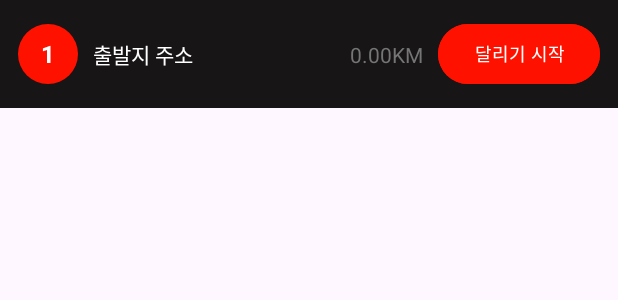
After one commit to xongeeuse/drawrun, an Android app: the layout item_section_info.xml on its own in the app's theme, with its tools: preview values and no code run, on a phone screen of 412 x 824 dp. The commit adds this screen. Shown: the top 300 px of the screen. Run offline under Robolectric (Android 15) with nearby library versions, the phone set to English and light mode, and no system bars; network calls fail.

Commit message:
[FE] feat : 걸작 구간별 정보 받아오기

```diff
--- a/android/DrawRun/app/src/main/java/com/example/drawrun/ui/masterpiece/fragment/MasterpieceSearchFragment.kt
+++ b/android/DrawRun/app/src/main/java/com/example/drawrun/ui/masterpiece/fragment/MasterpieceSearchFragment.kt
@@ -1,6 +1,7 @@
 package com.example.drawrun.ui.masterpiece.fragment
 
 import android.os.Bundle
+import android.util.Log
 import android.view.LayoutInflater
 import android.view.View
 import android.view.ViewGroup
@@ -67,6 +68,7 @@ class MasterpieceSearchFragment : Fragment() {
     }
 
     private fun navigateToDetail(masterpiece: Masterpiece) {
+        Log.d("masterpiecemasterpiece", "navigate 실행하면서 데이터 전달: ${masterpiece}")
         val fragment = MasterpieceDetailFragment().apply {
             arguments = Bundle().apply {
                 putSerializable("masterpiece", masterpiece) // 데이터 전달
--- /dev/null
+++ b/android/DrawRun/app/src/main/res/drawable/circle_background.xml
@@ -0,0 +1,5 @@
+<?xml version="1.0" encoding="utf-8"?>
+<shape xmlns:android="http://schemas.android.com/apk/res/android">
+    <solid android:color="@color/red" /> <!-- 배경색 -->
+    <corners android:radius="20dp" /> <!-- 원형 모서리 -->
+</shape>
--- /dev/null
+++ b/android/DrawRun/app/src/main/res/layout/item_section_info.xml
@@ -0,0 +1,64 @@
+<?xml version="1.0" encoding="utf-8"?>
+<androidx.constraintlayout.widget.ConstraintLayout
+    xmlns:android="http://schemas.android.com/apk/res/android"
+    xmlns:app="http://schemas.android.com/apk/res-auto"
+    android:layout_width="match_parent"
+    android:layout_height="wrap_content"
+    android:padding="12dp"
+    android:background="@color/main_background">
+
+    <!-- 구간 번호 -->
+    <TextView
+        android:id="@+id/section_number"
+        android:layout_width="40dp"
+        android:layout_height="40dp"
+        android:background="@drawable/circle_background"
+        android:text="1"
+        android:textColor="@color/white"
+        android:textSize="16sp"
+        android:textStyle="bold"
+        android:gravity="center"
+        app:layout_constraintStart_toStartOf="parent"
+        app:layout_constraintTop_toTopOf="parent"
+        app:layout_constraintBottom_toBottomOf="parent" />
+
+    <!-- 주소 정보 -->
+    <TextView
+        android:id="@+id/section_address"
+        android:layout_width="0dp"
+        android:layout_height="wrap_content"
+        android:layout_margin="10dp"
+        app:layout_constraintStart_toEndOf="@id/section_number"
+        app:layout_constraintTop_toTopOf="@id/section_number"
+        app:layout_constraintBottom_toBottomOf="@id/section_number"
+        app:layout_constraintEnd_toStartOf="@id/section_distance"
+        android:text="출발지 주소"
+        android:textColor="@color/white"
+        android:textSize="14sp" />
+
+    <!-- 거리 -->
+    <TextView
+        android:id="@+id/section_distance"
+        android:layout_width="wrap_content"
+        android:layout_height="wrap_content"
+        android:layout_margin="10dp"
+        app:layout_constraintEnd_toStartOf="@id/section_status_button"
+        app:layout_constraintTop_toTopOf="@id/section_address"
+        app:layout_constraintBottom_toBottomOf="@id/section_address"
+        android:text="0.00KM"
+        android:textColor="@color/gray"
+        android:textSize="14sp" />
+
+    <!-- 상태 버튼 -->
+    <Button
+        android:id="@+id/section_status_button"
+        android:layout_width="wrap_content"
+        android:layout_height="wrap_content"
+        app:layout_constraintEnd_toEndOf="parent"
+        app:layout_constraintTop_toTopOf="@id/section_address"
+        app:layout_constraintBottom_toBottomOf="@id/section_address"
+        android:text="달리기 시작"
+        android:textSize="12sp"
+        android:textColor="@color/white"
+        android:backgroundTint="@color/red" />
+</androidx.constraintlayout.widget.ConstraintLayout>
--- a/android/DrawRun/app/src/main/res/values/colors.xml
+++ b/android/DrawRun/app/src/main/res/values/colors.xml
@@ -7,5 +7,7 @@
     <color name="logo_color">#00C853</color>
     <color name="sub_title">#74CE7B</color>
     <color name="main_background">#171515</color>
+    <color name="red">#FF1100</color>
+
 
 </resources>
```
Also changed, not shown: android/DrawRun/app/src/main/java/com/example/drawrun/data/api/MasterpieceApi.kt (+7 -0 lines), android/DrawRun/app/src/main/java/com/example/drawrun/data/dto/response/masterpiece/MasterpieceDetailResponse.kt (+14 -2 lines), android/DrawRun/app/src/main/java/com/example/drawrun/data/dto/response/masterpiece/SectionInfoResponse.kt (added, +15 -0 lines), android/DrawRun/app/src/main/java/com/example/drawrun/data/repository/MasterpieceRepository.kt (+14 -0 lines), android/DrawRun/app/src/main/java/com/example/drawrun/ui/masterpiece/adapter/SectionInfoAdapter.kt (added, +36 -0 lines), android/DrawRun/app/src/main/java/com/example/drawrun/ui/masterpiece/fragment/MasterpieceDetailFragment.kt (+61 -3 lines), android/DrawRun/app/src/main/java/com/example/drawrun/viewmodel/MasterpieceViewModel.kt (+31 -3 lines).
